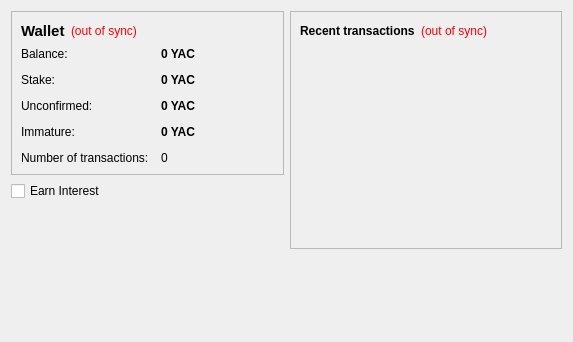
Qt form src/qt/forms/overviewpage.ui (yacoin/yacoin) before a commit.
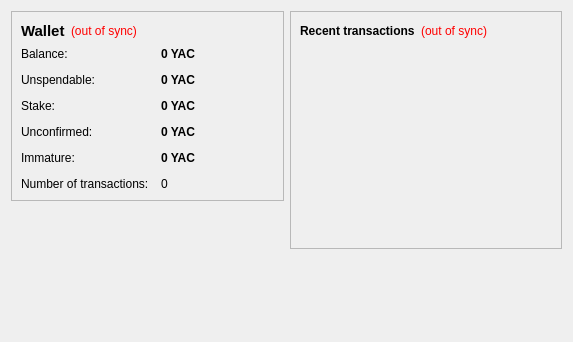
The same form after that commit.

What changed in the file:
```diff
--- a/src/qt/forms/overviewpage.ui
+++ b/src/qt/forms/overviewpage.ui
@@ -113,13 +113,45 @@
            </widget>
           </item>
           <item row="1" column="0">
+           <widget class="QLabel" name="labelBalanceWatchOnlyText">
+            <property name="toolTip">
+             <string>Your unspendable balance</string>
+            </property>
+            <property name="text">
+             <string>Unspendable:</string>
+            </property>
+           </widget>
+          </item>
+          <item row="1" column="1">
+           <widget class="QLabel" name="labelBalanceWatchOnly">
+            <property name="font">
+             <font>
+              <weight>75</weight>
+              <bold>true</bold>
+             </font>
+            </property>
+            <property name="cursor">
+             <cursorShape>IBeamCursor</cursorShape>
+            </property>
+            <property name="toolTip">
+             <string>Your unspendable balance</string>
+            </property>
+            <property name="text">
+             <string notr="true">0 YAC</string>
+            </property>
+            <property name="textInteractionFlags">
+             <set>Qt::LinksAccessibleByMouse|Qt::TextSelectableByKeyboard|Qt::TextSelectableByMouse</set>
+            </property>
+           </widget>
+          </item>
+          <item row="2" column="0">
            <widget class="QLabel" name="label_6">
             <property name="text">
              <string>Stake:</string>
             </property>
            </widget>
           </item>
-          <item row="1" column="1">
+          <item row="2" column="1">
            <widget class="QLabel" name="labelStake">
             <property name="font">
              <font>
@@ -141,14 +173,14 @@
             </property>
            </widget>
           </item>
-          <item row="2" column="0">
+          <item row="3" column="0">
            <widget class="QLabel" name="label_3">
             <property name="text">
              <string>Unconfirmed:</string>
             </property>
            </widget>
           </item>
-          <item row="2" column="1">
+          <item row="3" column="1">
            <widget class="QLabel" name="labelUnconfirmed">
             <property name="font">
              <font>
@@ -170,14 +202,14 @@
             </property>
            </widget>
           </item>
-          <item row="3" column="0">
+          <item row="4" column="0">
            <widget class="QLabel" name="labelImmatureText">
             <property name="text">
              <string>Immature:</string>
             </property>
            </widget>
           </item>
-          <item row="3" column="1">
+          <item row="4" column="1">
            <widget class="QLabel" name="labelImmature">
             <property name="font">
              <font>
@@ -196,14 +228,14 @@
             </property>
            </widget>
           </item>
-          <item row="4" column="0">
+          <item row="5" column="0">
            <widget class="QLabel" name="label_2">
             <property name="text">
              <string>Number of transactions:</string>
             </property>
            </widget>
           </item>
-          <item row="4" column="1">
+          <item row="5" column="1">
            <widget class="QLabel" name="labelNumTransactions">
             <property name="toolTip">
              <string>Total number of transactions in wallet</string>
@@ -218,16 +250,6 @@
        </layout>
       </widget>
      </item>
-     <item>
-      <widget class="QCheckBox" name="checkBox">
-       <property name="toolTip">
-        <string>&lt;html&gt;&lt;head/&gt;&lt;body&gt;&lt;p&gt;This allows you to enable stake minting and earn interest on your Yacoins. Note: If your wallet is unlocked for whatever reason, checking/unchecking this box has no effect; you will earn interest regardless. &lt;/p&gt;&lt;/body&gt;&lt;/html&gt;</string>
-       </property>
-       <property name="text">
-        <string>Earn Interest</string>
-       </property>
-      </widget>
-     </item>
      <item>
       <spacer name="verticalSpacer">
        <property name="orientation">
```
Left out of the diff: 21 changed lines with no effect on the pictures.
